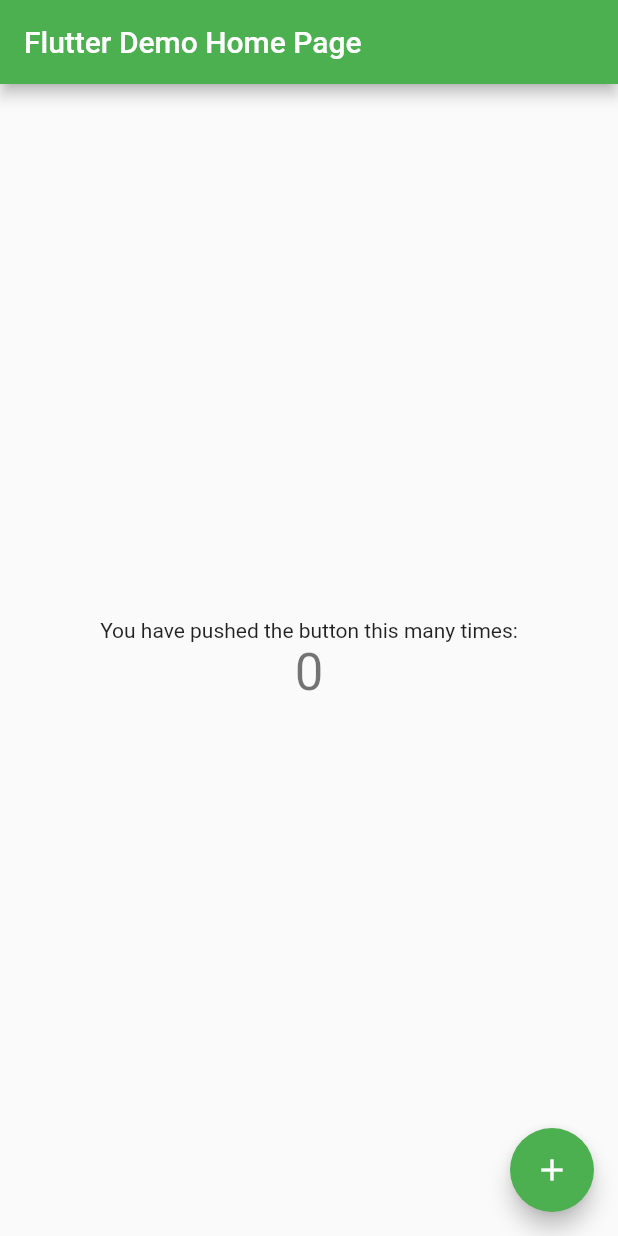
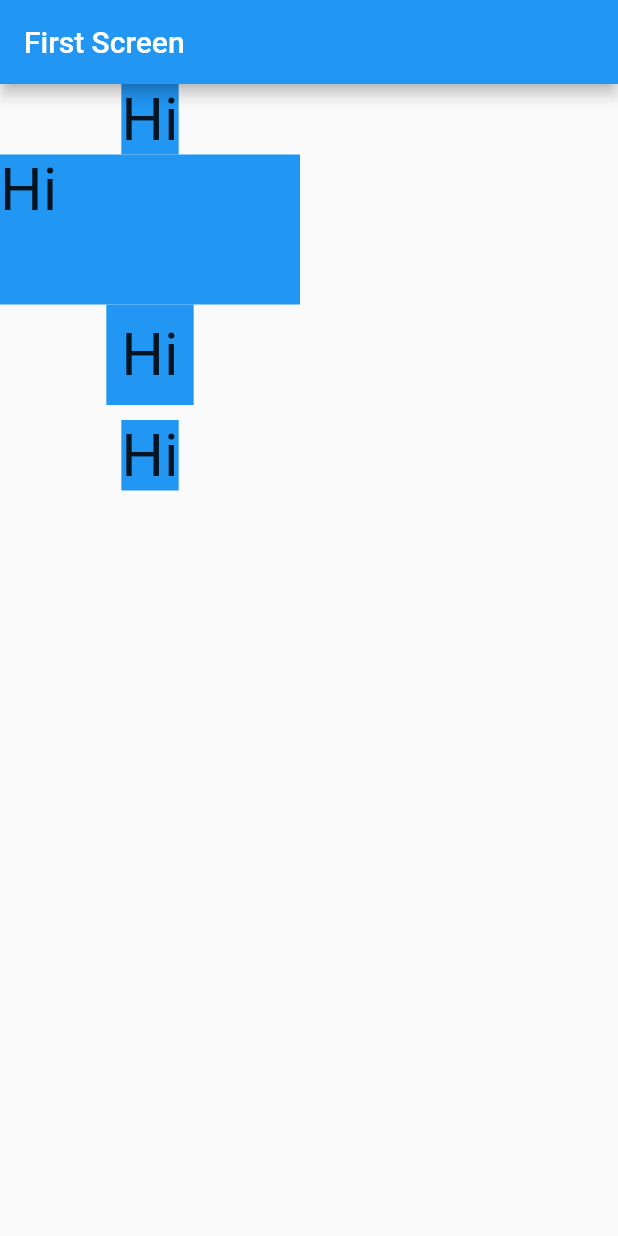
Before and after one commit to samyutomo/learn-basic-flutter, a Flutter app: the screen it shows after launch, on a phone screen of 412 x 824 dp. Run offline on Flutter 3.47's test engine with Material 2 defaults, Android fonts, the phone set to English and light mode, and no system bars.

Commit message:
learn example code 05: Container

```diff
--- a/lib/main.dart
+++ b/lib/main.dart
@@ -1,115 +1,49 @@
 import 'package:flutter/material.dart';
 
-void main() {
-  runApp(const MyApp());
-}
+void main() => runApp(const FirstScreen());
 
-class MyApp extends StatelessWidget {
-  const MyApp({Key? key}) : super(key: key);
+class FirstScreen extends StatelessWidget{
+  const FirstScreen({Key? key}) : super(key: key);
 
-  // This widget is the root of your application.
   @override
-  Widget build(BuildContext context) {
+  Widget build(BuildContext  context) {
     return MaterialApp(
-      title: 'Flutter Demo',
+      title: "Container",
       theme: ThemeData(
-        // This is the theme of your application.
-        //
-        // Try running your application with "flutter run". You'll see the
-        // application has a blue toolbar. Then, without quitting the app, try
-        // changing the primarySwatch below to Colors.green and then invoke
-        // "hot reload" (press "r" in the console where you ran "flutter run",
-        // or simply save your changes to "hot reload" in a Flutter IDE).
-        // Notice that the counter didn't reset back to zero; the application
-        // is not restarted.
-        primarySwatch: Colors.green,
+        primarySwatch: Colors.blue
       ),
-      home: const MyHomePage(title: 'Flutter Demo Home Page'),
+      home: Scaffold(
+        appBar: AppBar(
+          title: const Text("First Screen"),
+        ),
+        body: Column(
+          children: [
+            Container(
+              child: const Text("Hi", style: TextStyle(fontSize: 40),),
+              color: Colors.blue,
+            ),
+            Container(
+              child: const Text("Hi", style: TextStyle(fontSize: 40),),
+              color: Colors.blue,
+              width: 200,
+              height: 100,
+            ),
+            Container(
+              child: const Text("Hi", style: TextStyle(fontSize: 40),),
+              color: Colors.blue,
+              padding: const EdgeInsets.all(10),
+            ),
+            Container(
+              child: const Text("Hi", style: TextStyle(fontSize: 40),),
+              color: Colors.blue,
+              margin: const EdgeInsets.all(10),
+            )
+          ],
+        ),
+      )
+
+
     );
   }
+
 }
-
-class MyHomePage extends StatefulWidget {
-  const MyHomePage({Key? key, required this.title}) : super(key: key);
-
-  // This widget is the home page of your application. It is stateful, meaning
-  // that it has a State object (defined below) that contains fields that affect
-  // how it looks.
-
-  // This class is the configuration for the state. It holds the values (in this
-  // case the title) provided by the parent (in this case the App widget) and
-  // used by the build method of the State. Fields in a Widget subclass are
-  // always marked "final".
-
-  final String title;
-
-  @override
-  State<MyHomePage> createState() => _MyHomePageState();
-}
-
-class _MyHomePageState extends State<MyHomePage> {
-  int _counter = 0;
-
-  void _incrementCounter() {
-    setState(() {
-      // This call to setState tells the Flutter framework that something has
-      // changed in this State, which causes it to rerun the build method below
-      // so that the display can reflect the updated values. If we changed
-      // _counter without calling setState(), then the build method would not be
-      // called again, and so nothing would appear to happen.
-      _counter++;
-    });
-  }
-
-  @override
-  Widget build(BuildContext context) {
-    // This method is rerun every time setState is called, for instance as done
-    // by the _incrementCounter method above.
-    //
-    // The Flutter framework has been optimized to make rerunning build methods
-    // fast, so that you can just rebuild anything that needs updating rather
-    // than having to individually change instances of widgets.
-    return Scaffold(
-      appBar: AppBar(
-        // Here we take the value from the MyHomePage object that was created by
-        // the App.build method, and use it to set our appbar title.
-        title: Text(widget.title),
-      ),
-      body: Center(
-        // Center is a layout widget. It takes a single child and positions it
-        // in the middle of the parent.
-        child: Column(
-          // Column is also a layout widget. It takes a list of children and
-          // arranges them vertically. By default, it sizes itself to fit its
-          // children horizontally, and tries to be as tall as its parent.
-          //
-          // Invoke "debug painting" (press "p" in the console, choose the
-          // "Toggle Debug Paint" action from the Flutter Inspector in Android
-          // Studio, or the "Toggle Debug Paint" command in Visual Studio Code)
-          // to see the wireframe for each widget.
-          //
-          // Column has various properties to control how it sizes itself and
-          // how it positions its children. Here we use mainAxisAlignment to
-          // center the children vertically; the main axis here is the vertical
-          // axis because Columns are vertical (the cross axis would be
-          // horizontal).
-          mainAxisAlignment: MainAxisAlignment.center,
-          children: <Widget>[
-            const Text(
-              'You have pushed the button this many times:',
-            ),
-            Text(
-              '$_counter',
-              style: Theme.of(context).textTheme.headline4,
-            ),
-          ],
-        ),
-      ),
-      floatingActionButton: FloatingActionButton(
-        onPressed: _incrementCounter,
-        tooltip: 'Increment',
-        child: const Icon(Icons.add),
-      ), // This trailing comma makes auto-formatting nicer for build methods.
-    );
-  }
-}
```
